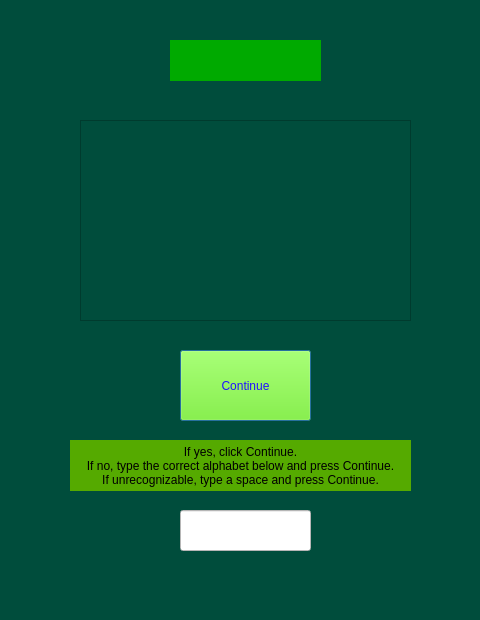
akritiupreti/Ignitia-Thachaina, file popup.ui: the form before one commit.
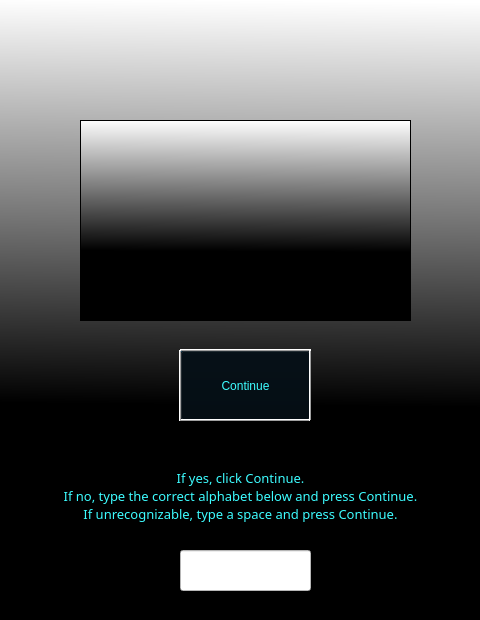
The form after the commit.

Patch:
```diff
--- a/popup.ui
+++ b/popup.ui
@@ -14,7 +14,7 @@
    <string>Dialog</string>
   </property>
   <property name="styleSheet">
-   <string notr="true">background-color: rgb(0, 77, 60);</string>
+   <string notr="true">background-color: qlineargradient(spread:pad, x1:0.483, y1:0.653773, x2:0.488, y2:0, stop:0 rgba(0, 0, 0, 255), stop:1 rgba(255, 255, 255, 255));</string>
   </property>
   <widget class="QPushButton" name="continuebutton">
    <property name="geometry">
@@ -26,8 +26,9 @@
     </rect>
    </property>
    <property name="styleSheet">
-    <string notr="true">color: rgb(32, 17, 255);
-background-color: rgb(110, 255, 0);</string>
+    <string notr="true">color: rgb(61, 252, 255);
+background-color: rgb(0, 0, 0);
+font: 57 14pt &quot;Queensides&quot;;</string>
    </property>
    <property name="text">
     <string>Continue</string>
@@ -43,7 +44,7 @@
    <property name="geometry">
     <rect>
      <x>180</x>
-     <y>510</y>
+     <y>550</y>
      <width>131</width>
      <height>41</height>
     </rect>
@@ -61,15 +62,25 @@
   <widget class="QLabel" name="label">
    <property name="geometry">
     <rect>
-     <x>70</x>
-     <y>440</y>
-     <width>341</width>
-     <height>51</height>
+     <x>10</x>
+     <y>460</y>
+     <width>461</width>
+     <height>71</height>
     </rect>
    </property>
+   <property name="font">
+    <font>
+     <family>Candara</family>
+     <pointsize>10</pointsize>
+     <weight>50</weight>
+     <italic>false</italic>
+     <bold>false</bold>
+    </font>
+   </property>
    <property name="styleSheet">
-    <string notr="true">background-color: rgb(170, 170, 255);
-background-color: rgb(85, 170, 0);
+    <string notr="true">color: rgb(61, 252, 255);
+font: 10pt &quot;Candara&quot;;
+background-color: rgb(85, 170,  rgb(147, 196, 255));
 border-color: rgb(255, 255, 0);</string>
    </property>
    <property name="text">
@@ -90,6 +101,9 @@
      <height>201</height>
     </rect>
    </property>
+   <property name="styleSheet">
+    <string notr="true"/>
+   </property>
   </widget>
   <widget class="QLabel" name="quelabel">
    <property name="geometry">
@@ -101,8 +115,9 @@
     </rect>
    </property>
    <property name="styleSheet">
-    <string notr="true">font: 14pt &quot;MS Shell Dlg 2&quot;;
-background-color: rgb(0, 170, 0);</string>
+    <string notr="true">font: 20pt &quot;Candara&quot;;
+color: rgb(0, 0, 0);
+background-color: rgb(0, 170,  rgb(147, 196, 255));</string>
    </property>
    <property name="text">
     <string/>
@@ -111,6 +126,82 @@
     <set>Qt::AlignCenter</set>
    </property>
   </widget>
+  <widget class="QFrame" name="frame_2">
+   <property name="geometry">
+    <rect>
+     <x>180</x>
+     <y>340</y>
+     <width>131</width>
+     <height>21</height>
+    </rect>
+   </property>
+   <property name="styleSheet">
+    <string notr="true">background-color: rgb(185, 255,  rgb(147, 196, 255));</string>
+   </property>
+   <property name="frameShape">
+    <enum>QFrame::HLine</enum>
+   </property>
+   <property name="frameShadow">
+    <enum>QFrame::Raised</enum>
+   </property>
+  </widget>
+  <widget class="QFrame" name="frame_3">
+   <property name="geometry">
+    <rect>
+     <x>180</x>
+     <y>410</y>
+     <width>131</width>
+     <height>21</height>
+    </rect>
+   </property>
+   <property name="styleSheet">
+    <string notr="true">background-color: rgb(185, 255,  rgb(147, 196, 255));</string>
+   </property>
+   <property name="frameShape">
+    <enum>QFrame::HLine</enum>
+   </property>
+   <property name="frameShadow">
+    <enum>QFrame::Raised</enum>
+   </property>
+  </widget>
+  <widget class="QFrame" name="frame_4">
+   <property name="geometry">
+    <rect>
+     <x>300</x>
+     <y>350</y>
+     <width>20</width>
+     <height>71</height>
+    </rect>
+   </property>
+   <property name="styleSheet">
+    <string notr="true">background-color: rgb(85, 255,  rgb(147, 196, 255));</string>
+   </property>
+   <property name="frameShape">
+    <enum>QFrame::VLine</enum>
+   </property>
+   <property name="frameShadow">
+    <enum>QFrame::Raised</enum>
+   </property>
+  </widget>
+  <widget class="QFrame" name="frame_5">
+   <property name="geometry">
+    <rect>
+     <x>170</x>
+     <y>350</y>
+     <width>20</width>
+     <height>71</height>
+    </rect>
+   </property>
+   <property name="styleSheet">
+    <string notr="true">background-color: rgb(85, 255,  rgb(147, 196, 255));</string>
+   </property>
+   <property name="frameShape">
+    <enum>QFrame::VLine</enum>
+   </property>
+   <property name="frameShadow">
+    <enum>QFrame::Raised</enum>
+   </property>
+  </widget>
  </widget>
  <resources/>
  <connections/>
```
